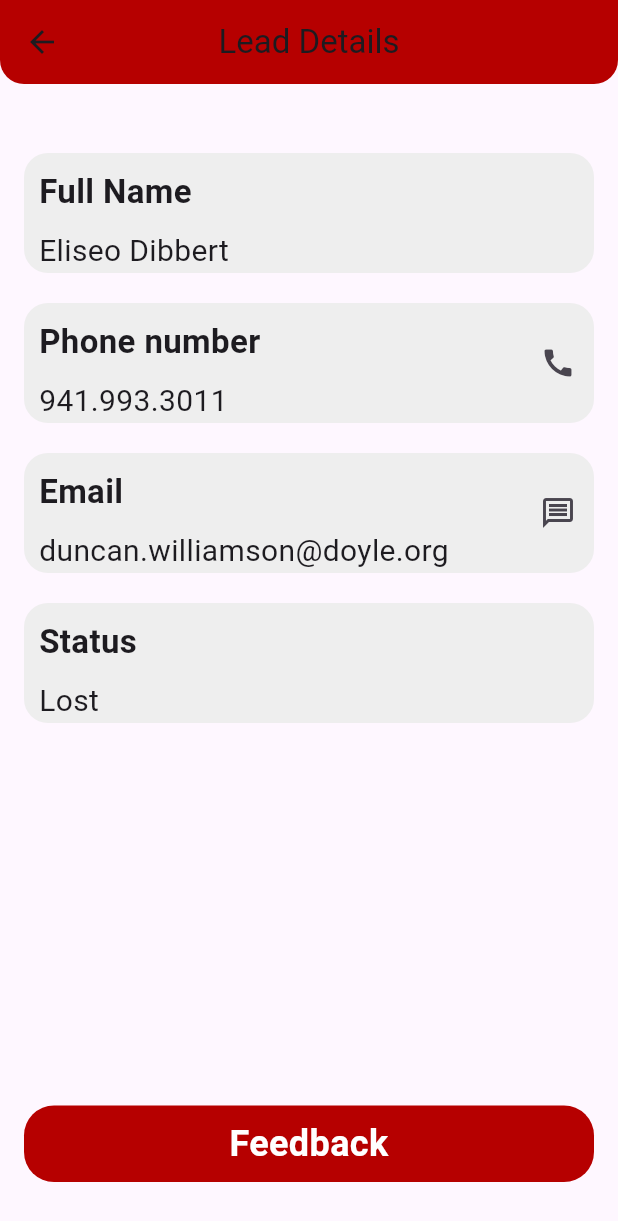
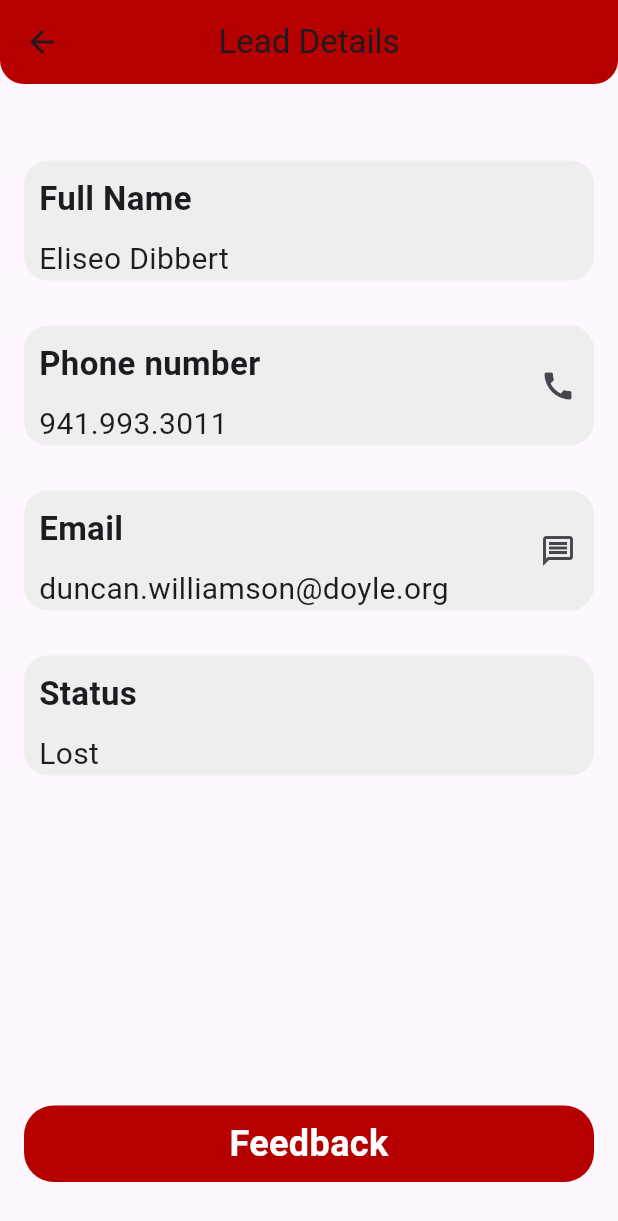
Before and after one commit to Abdelrahman-Zakria/leads_management, a Flutter app: the AllLeadsScreen widget shown alone on an empty page, opened directly, after a tap on "Eliseo Dibbert", on a phone screen of 412 x 824 dp. Shown: the top 1221 px of the screen. Run offline on Flutter 3.47's test engine with Material 3 defaults, Android fonts, the phone set to English and light mode, and no system bars; our stand-ins replace get.

Commit message:
Latest Updates

```diff
--- a/lib/view/all_leads_screen.dart
+++ b/lib/view/all_leads_screen.dart
@@ -24,7 +24,8 @@ class AllLeadsScreen extends StatelessWidget {
                 child: Row(
                   mainAxisAlignment: MainAxisAlignment.spaceBetween,
                   children: [
-                    Container(
+                    GestureDetector(
+                      child: Container(
                         width: size.width / 4,
                           height: 30,
                           decoration: BoxDecoration(
@@ -41,7 +42,9 @@ class AllLeadsScreen extends StatelessWidget {
                             ),
                             textAlign: TextAlign.center,),
                           )),
-                    Container(
+                    ),
+                    GestureDetector(
+                      child: Container(
                           width: size.width / 3,
                           height: 30,
                           decoration: BoxDecoration(
@@ -58,7 +61,9 @@ class AllLeadsScreen extends StatelessWidget {
                             ),
                               textAlign: TextAlign.center,),
                           )),
-                    Container(
+                    ),
+                    GestureDetector(
+                      child: Container(
                           width: size.width / 3,
                           height: 30,
                           decoration: BoxDecoration(
@@ -75,6 +80,7 @@ class AllLeadsScreen extends StatelessWidget {
                             ),
                               textAlign: TextAlign.center,),
                           )),
+                    ),
                   ],
                 ),
               ),
--- a/lib/view/lead_details.dart
+++ b/lib/view/lead_details.dart
@@ -54,7 +54,7 @@ class LeadDetails extends StatelessWidget {
 
   Widget _buildInfoBox(Size size,title,value){
     return Padding(
-      padding: const EdgeInsets.symmetric(vertical: 10.0),
+      padding: const EdgeInsets.symmetric(vertical: 15.0),
       child: Container(
         width: size.width,
         height: 80,
```
Lines whose indentation alone changed are shown as unchanged.
